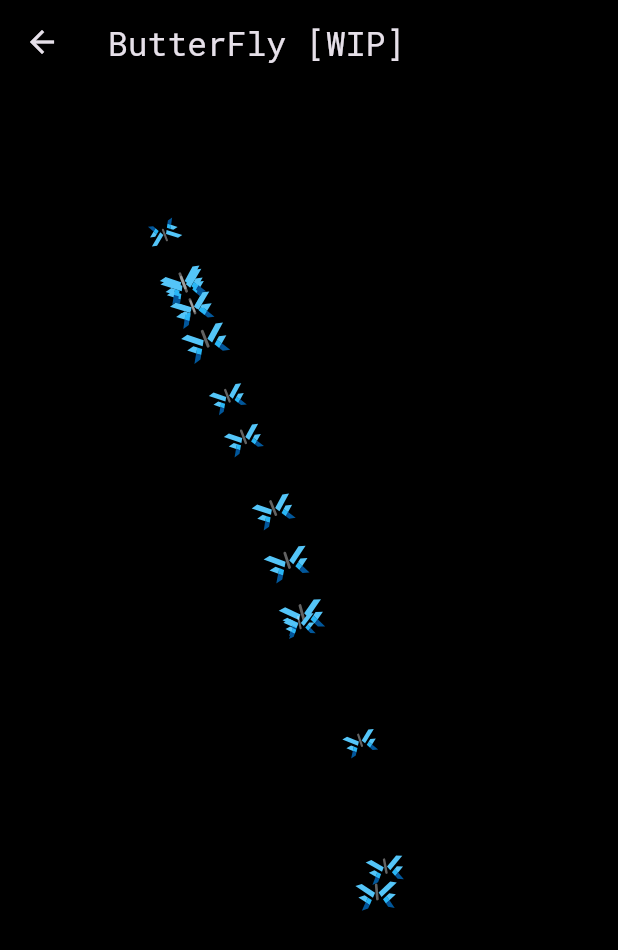
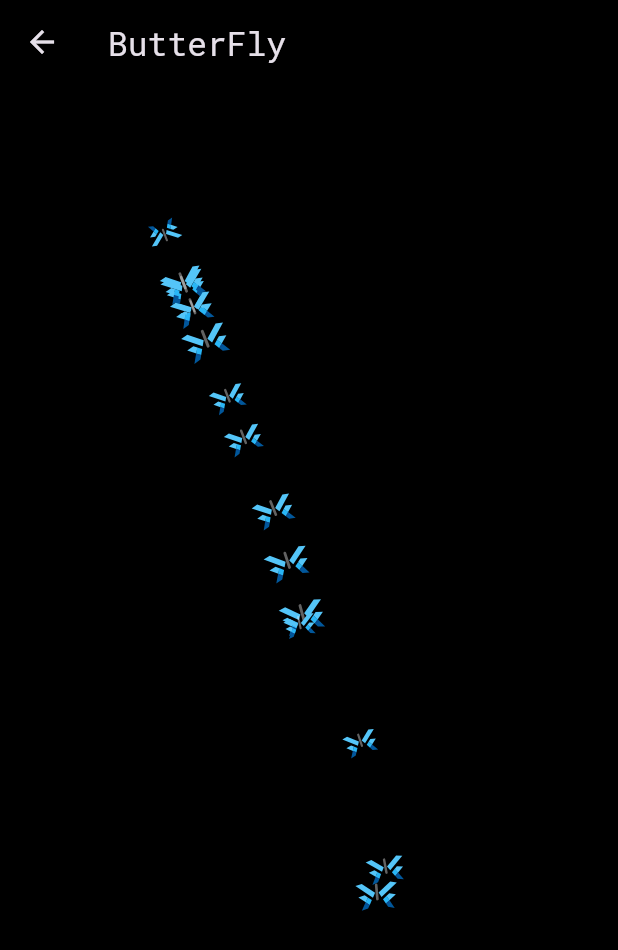
Before and after one commit to flutterfx/flutterfx_widgets, a Flutter app: the screen it shows after launch, on a phone screen of 412 x 824 dp. Shown: the top 950 px of the screen. Run offline on Flutter 3.47's test engine with Material 3 defaults, Android fonts, the light colour scheme and no system bars; our stand-ins replace flutter_colorpicker, google_fonts.

Commit message:
WIP status removed

```diff
--- a/lib/main.dart
+++ b/lib/main.dart
@@ -264,7 +264,7 @@ class HomeScreen extends StatelessWidget {
       isFullScreen: true,
     ),
     AnimationExample(
-      title: 'ButterFly [WIP]',
+      title: 'ButterFly',
       builder: (context) => ButterflyDemo(),
       appBarColor: Colors.black,
       isFullScreen: true,
```
